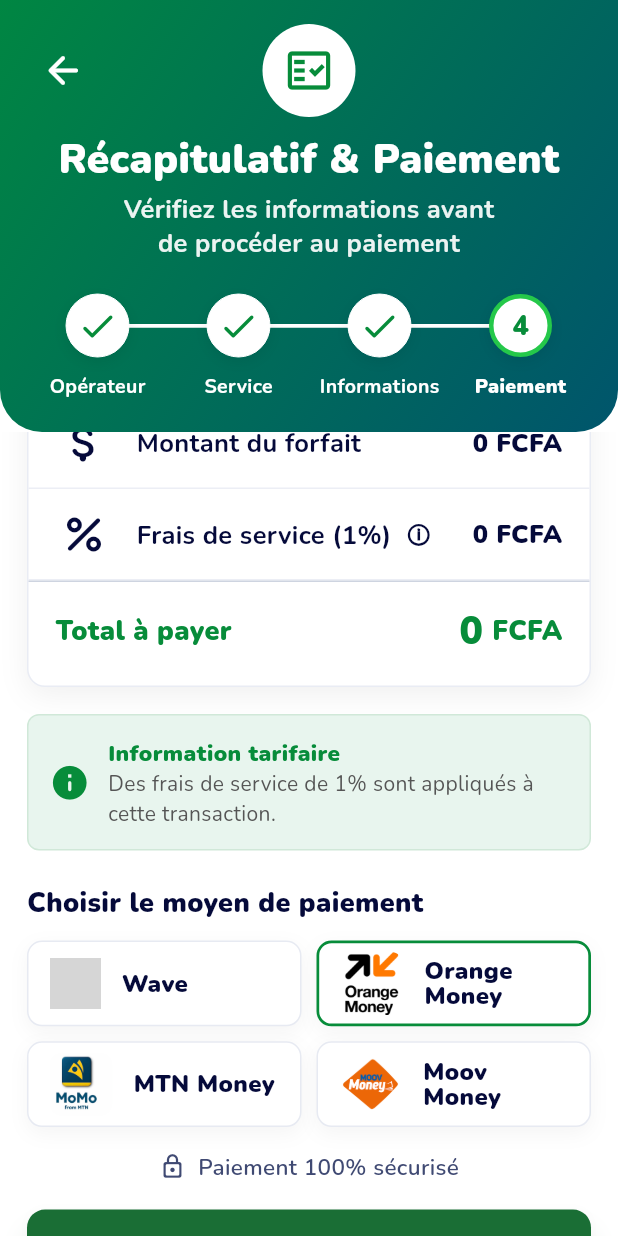
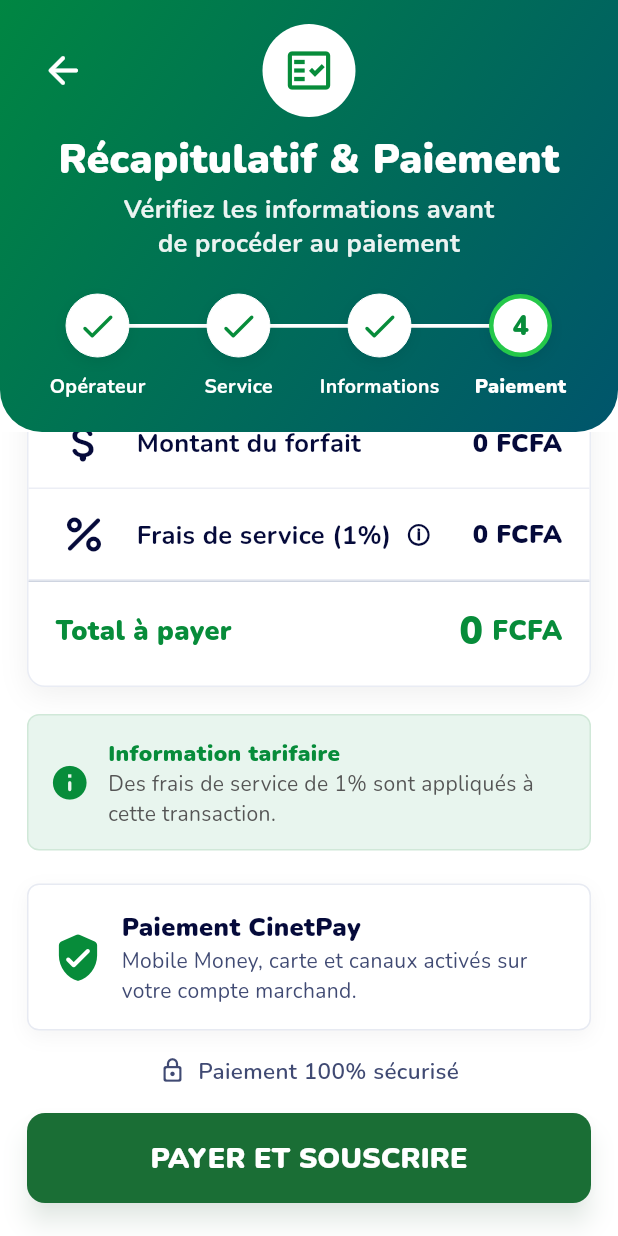
Before and after one commit to Mike2025-ui/Transfer_On_Line, a Flutter app: the Step4PaymentScreen screen opened directly with empty values, scrolled down 290 dp, on a phone screen of 412 x 824 dp. Run offline on Flutter 3.47's test engine with Material 3 defaults, Android fonts, the phone set to English and light mode, and no system bars; our stand-ins replace flutter_animate, google_fonts, shared_preferences; accounts and stored records are empty; grey boxes are pictures that could not be loaded.

Commit message:
deuxieme commit

```diff
--- a/frontend/lib/models/models.dart
+++ b/frontend/lib/models/models.dart
@@ -112,7 +112,7 @@
       operation: 'Souscription pour moi',
       phone: '0701234567',
       amount: 1000,
-      paymentMethod: 'Orange Money',
+      paymentMethod: 'CinetPay',
       date: DateTime.now().subtract(const Duration(hours: 2)),
       status: 'ok'),
   Transaction(
@@ -122,7 +122,7 @@
       operation: 'Souscription pour moi',
       phone: '0701234567',
       amount: 2000,
-      paymentMethod: 'MTN Money',
+      paymentMethod: 'CinetPay',
       date: DateTime.now().subtract(const Duration(days: 1)),
       status: 'ok'),
   Transaction(
@@ -132,7 +132,7 @@
       operation: 'Transfert pour moi',
       phone: '0705678901',
       amount: 500,
-      paymentMethod: 'Wave',
+      paymentMethod: 'CinetPay',
       date: DateTime.now().subtract(const Duration(days: 2)),
       status: 'ok'),
   Transaction(
@@ -142,7 +142,7 @@
       operation: 'Souscription pour moi',
       phone: '0701234567',
       amount: 5000,
-      paymentMethod: 'Moov Money',
+      paymentMethod: 'CinetPay',
       date: DateTime.now().subtract(const Duration(days: 3)),
       status: 'fail'),
   Transaction(
@@ -152,7 +152,7 @@
       operation: 'Transfert pour un tiers',
       phone: '0709876543',
       amount: 1000,
-      paymentMethod: 'Orange Money',
+      paymentMethod: 'CinetPay',
       date: DateTime.now().subtract(const Duration(days: 4)),
       status: 'ok'),
   Transaction(
@@ -162,7 +162,7 @@
       operation: 'Souscription pour un tiers',
       phone: '0701234567',
       amount: 2000,
-      paymentMethod: 'Wave',
+      paymentMethod: 'CinetPay',
       date: DateTime.now().subtract(const Duration(days: 5)),
       status: 'ok'),
 ];
--- a/frontend/lib/screens/history_screen.dart
+++ b/frontend/lib/screens/history_screen.dart
@@ -616,7 +616,7 @@
                       AppColors.primary),
                   _row('📞', 'Numéro', '0701234567', null),
                   _row('💲', 'Montant', '1000 FCFA', null),
-                  _row('💳', 'Moyen de paiement', 'Orange Money',
+                  _row('💳', 'Moyen de paiement', 'CinetPay',
                       AppColors.orange),
                   _row('📅', 'Date', n.time, null),
                   _row('🛡️', 'Statut', isOk ? 'Réussie' : 'Échouée',
--- a/frontend/lib/screens/notifications_screen.dart
+++ b/frontend/lib/screens/notifications_screen.dart
@@ -495,7 +495,7 @@
                   _infoRow(
                       Icons.account_balance_wallet_outlined,
                       'Moyen de paiement',
-                      _value(notification.paymentMethod, 'Orange Money'),
+                      _value(notification.paymentMethod, 'CinetPay'),
                       AppColors.orange),
                   _infoRow(
                       Icons.event_available_outlined,
--- a/frontend/lib/screens/step4_payment.dart
+++ b/frontend/lib/screens/step4_payment.dart
@@ -1,5 +1,6 @@
 import 'package:flutter/material.dart';
 import 'package:google_fonts/google_fonts.dart';
+import 'package:url_launcher/url_launcher.dart';
 import '../theme/app_theme.dart';
 import '../models/models.dart';
 import '../services/backend_api_service.dart';
@@ -32,23 +33,28 @@
 
 class _Step4PaymentScreenState extends State<Step4PaymentScreen> {
   final BackendApiService _api = BackendApiService();
-  String _paymentMethod = 'Orange Money';
   bool _loading = false;
 
   int get _fee => (widget.amount * 0.01).round();
   int get _total => widget.amount + _fee;
 
-  final payMethods = const [
-    {'name': 'Wave', 'image': 'assets/images/wave.jpg'},
-    {'name': 'Orange Money', 'image': 'assets/images/Orange-Money-logo.png'},
-    {'name': 'MTN Money', 'image': 'assets/images/mtn_money.jpg'},
-    {'name': 'Moov Money', 'image': 'assets/images/moov_money_ci.png'},
-  ];
-
   String _operatorLogo(String operator) {
     if (operator == 'MTN') return 'assets/images/mtn.jpg';
     if (operator == 'Moov') return 'assets/images/moov.jpeg';
     return 'assets/images/Orange_logo.png';
+  }
+
+  String _formatTime(DateTime date) {
+    final h = date.hour.toString().padLeft(2, '0');
+    final m = date.minute.toString().padLeft(2, '0');
+    return '$h:$m';
+  }
+
+  String _formatDate(DateTime date) {
+    final d = date.day.toString().padLeft(2, '0');
+    final m = date.month.toString().padLeft(2, '0');
+    final y = date.year.toString();
+    return '$d/$m/$y';
   }
 
   @override
@@ -198,24 +204,7 @@
                     ),
                   ),
                   const SizedBox(height: 22),
-                  Text(
-                    'Choisir le moyen de paiement',
-                    style: GoogleFonts.nunito(
-                      fontSize: 18,
-                      fontWeight: FontWeight.w900,
-                      color: AppColors.textPrimary,
-                    ),
-                  ),
-                  const SizedBox(height: 12),
-                  GridView.count(
-                    crossAxisCount: 2,
-                    shrinkWrap: true,
-                    physics: const NeverScrollableScrollPhysics(),
-                    crossAxisSpacing: 10,
-                    mainAxisSpacing: 10,
-                    childAspectRatio: 3.2,
-                    children: payMethods.map(_paymentTile).toList(),
-                  ),
+                  _cinetPayPanel(),
                   const SizedBox(height: 16),
                   Row(
                     mainAxisAlignment: MainAxisAlignment.center,
@@ -235,7 +224,7 @@
                   ),
                   const SizedBox(height: 18),
                   TolButton(
-                    label: isTransfer ? 'TRANSFÉRER' : 'SOUSCRIRE',
+                    label: isTransfer ? 'PAYER ET TRANSFÉRER' : 'PAYER ET SOUSCRIRE',
                     loading: _loading,
                     onTap: _confirm,
                   ),
@@ -282,19 +271,12 @@
     );
   }
 
-  Widget _paymentTile(Map<String, String> method) {
-    final selected = _paymentMethod == method['name'];
-    return GestureDetector(
-      onTap: () => setState(() => _paymentMethod = method['name']!),
-      child: Container(
-        padding: const EdgeInsets.symmetric(horizontal: 14),
+  Widget _cinetPayPanel() => Container(
+        padding: const EdgeInsets.all(16),
         decoration: BoxDecoration(
           color: Colors.white,
-          borderRadius: BorderRadius.circular(10),
-          border: Border.all(
-            color: selected ? AppColors.success : const Color(0xFFE7EAF2),
-            width: selected ? 1.8 : 1,
-          ),
+          borderRadius: BorderRadius.circular(8),
+          border: Border.all(color: const Color(0xFFE7EAF2)),
           boxShadow: [
             BoxShadow(
               color: Colors.black.withValues(alpha: 0.04),
@@ -305,66 +287,72 @@
         ),
         child: Row(
           children: [
-            ClipRRect(
-              borderRadius: BorderRadius.circular(8),
-              child: Image.asset(
-                method['image']!,
-                width: 42,
-                height: 42,
-                fit: BoxFit.cover,
-                errorBuilder: (_, __, ___) =>
-                    const Icon(Icons.payments_rounded, size: 34),
-              ),
-            ),
-            const SizedBox(width: 14),
+            const Icon(Icons.verified_user_rounded, color: AppColors.success, size: 34),
+            const SizedBox(width: 12),
             Expanded(
-              child: Text(
-                method['name']!,
-                maxLines: 2,
+              child: Column(
+                crossAxisAlignment: CrossAxisAlignment.start,
+                children: [
+                  Text(
+                    'Paiement CinetPay',
                     style: GoogleFonts.nunito(
-                  fontSize: 16,
-                  height: 1.05,
+                      fontSize: 17,
                       fontWeight: FontWeight.w900,
                       color: AppColors.textPrimary,
                     ),
                   ),
+                  Text(
+                    'Mobile Money, carte et canaux activés sur votre compte marchand.',
+                    style: GoogleFonts.nunito(fontSize: 14, color: AppColors.textSecondary),
                   ),
                 ],
               ),
             ),
+          ],
+        ),
       );
-  }
 
   Future<void> _confirm() async {
     setState(() => _loading = true);
-    await Future.delayed(const Duration(milliseconds: 700));
+    try {
       final result = await _confirmServer();
+      if (result.checkoutUrl.isEmpty) {
+        throw Exception('URL de paiement CinetPay indisponible');
+      }
+      final launched = await launchUrl(
+        Uri.parse(result.checkoutUrl),
+        mode: LaunchMode.externalApplication,
+      );
+      if (!launched) {
+        throw Exception('Impossible d’ouvrir CinetPay');
+      }
       final now = DateTime.now();
-    final fallbackId =
-        'TRX-2025-${(now.millisecondsSinceEpoch % 1000000).toString().padLeft(6, '0')}';
-    final txId = result.reference.isEmpty ? fallbackId : result.reference;
-    final status = result.isSuccess ? 'ok' : 'fail';
       final transaction = Transaction(
-      id: txId,
+        id: result.reference,
         operator: widget.operator,
         service: widget.service,
         operation: widget.operation,
         phone: widget.phone,
         amount: widget.amount,
-      paymentMethod: _paymentMethod,
+        paymentMethod: 'CinetPay',
         date: now,
-      status: status,
+        status: 'pending',
       );
-    final notification = _buildNotification(transaction);
       widget.onTransactionAdded(transaction);
-    widget.onNotificationAdded(notification);
+      widget.onNotificationAdded(_buildNotification(transaction));
       if (!mounted) return;
-    setState(() => _loading = false);
       Navigator.push(
         context,
-      MaterialPageRoute(
-          builder: (_) => SuccessScreen(transaction: transaction)),
+        MaterialPageRoute(builder: (_) => SuccessScreen(transaction: transaction)),
       );
+    } catch (error) {
+      if (!mounted) return;
+      ScaffoldMessenger.of(context).showSnackBar(
+        SnackBar(content: Text(error.toString().replaceFirst('Exception: ', ''))),
+      );
+    } finally {
+      if (mounted) setState(() => _loading = false);
+    }
   }
 
   Future<BackendTransactionResult> _confirmServer() async {
@@ -375,30 +363,28 @@
         operation: widget.operation,
         phone: widget.phone,
         amount: widget.amount,
-        paymentMethod: _paymentMethod,
       );
     } catch (_) {
-      final now = DateTime.now();
-      final fallbackReference =
-          'TRX-2025-${(now.millisecondsSinceEpoch % 1000000).toString().padLeft(6, '0')}';
-      return BackendTransactionResult(
-          reference: fallbackReference, status: 'success');
+      rethrow;
     }
   }
 
   AppNotification _buildNotification(Transaction transaction) {
     final success = transaction.status == 'ok';
+    final pending = transaction.status == 'pending';
     final now = DateTime.now();
     return AppNotification(
       title: success
           ? '${transaction.operation} ${transaction.service} réussie'
+          : pending
+              ? 'Paiement CinetPay en attente'
               : '${transaction.operation} ${transaction.service} échouée',
       message:
           'Numéro : ${transaction.phone}\nMontant : ${transaction.amount} FCFA\nFrais : ${transaction.fee} FCFA\nTotal débité : ${transaction.total} FCFA\nMoyen de paiement : ${transaction.paymentMethod}',
       time: 'Aujourd\'hui · ${_formatTime(now)}',
       read: false,
-      icon: success ? '✅' : '❌',
-      type: success ? 'success' : 'error',
+      icon: success ? 'success' : pending ? 'info' : 'error',
+      type: success ? 'success' : pending ? 'info' : 'error',
       reference: transaction.id,
       operator: transaction.operator,
       service: transaction.service,
@@ -413,18 +399,6 @@
     );
   }
 
-  String _formatTime(DateTime date) {
-    final h = date.hour.toString().padLeft(2, '0');
-    final m = date.minute.toString().padLeft(2, '0');
-    return '$h:$m';
-  }
-
-  String _formatDate(DateTime date) {
-    final d = date.day.toString().padLeft(2, '0');
-    final m = date.month.toString().padLeft(2, '0');
-    final y = date.year.toString();
-    return '$d/$m/$y';
-  }
 }
 
 class SuccessScreen extends StatelessWidget {
@@ -441,10 +415,24 @@
     return 'assets/images/Orange_logo.png';
   }
 
+  String _formatTime(DateTime date) {
+    final h = date.hour.toString().padLeft(2, '0');
+    final m = date.minute.toString().padLeft(2, '0');
+    return '$h:$m';
+  }
+
+  String _formatDate(DateTime date) {
+    final d = date.day.toString().padLeft(2, '0');
+    final m = date.month.toString().padLeft(2, '0');
+    final y = date.year.toString();
+    return '$d/$m/$y';
+  }
+
   @override
   Widget build(BuildContext context) {
     final t = transaction;
     final isSuccess = t.status == 'ok';
+    final isPending = t.status == 'pending';
     return Scaffold(
       backgroundColor: Colors.white,
       appBar: AppBar(
@@ -454,8 +442,8 @@
         centerTitle: true,
         leading: IconButton(
           icon: Icon(
-            isSuccess ? Icons.arrow_back_rounded : Icons.close_rounded,
-            color: isSuccess ? AppColors.success : AppColors.red,
+            isSuccess || isPending ? Icons.arrow_back_rounded : Icons.close_rounded,
+            color: isSuccess || isPending ? AppColors.success : AppColors.red,
             size: 30,
           ),
           onPressed: () => Navigator.pop(context),
@@ -477,10 +465,10 @@
               width: double.infinity,
               padding: const EdgeInsets.symmetric(vertical: 24, horizontal: 12),
               decoration: BoxDecoration(
-                color: isSuccess ? AppColors.primaryLight : AppColors.redLight,
+                color: isSuccess || isPending ? AppColors.primaryLight : AppColors.redLight,
                 borderRadius: BorderRadius.circular(10),
                 border: Border.all(
-                    color: isSuccess
+                    color: isSuccess || isPending
                         ? const Color(0xFFC5E7CE)
                         : const Color(0xFFF5C2C2)),
               ),
@@ -490,28 +478,30 @@
                     width: 64,
                     height: 64,
                     decoration: BoxDecoration(
-                      color: isSuccess ? AppColors.success : AppColors.red,
+                      color: isSuccess || isPending ? AppColors.success : AppColors.red,
                       shape: BoxShape.circle,
                     ),
                     child: Icon(
-                      isSuccess ? Icons.check_rounded : Icons.close_rounded,
+                      isSuccess ? Icons.check_rounded : isPending ? Icons.hourglass_top_rounded : Icons.close_rounded,
                       color: Colors.white,
                       size: 42,
                     ),
                   ),
                   const SizedBox(height: 14),
                   Text(
-                    isSuccess ? 'Transaction réussie' : 'Transaction échouée',
+                    isSuccess ? 'Transaction réussie' : isPending ? 'Paiement en attente' : 'Transaction échouée',
                     style: GoogleFonts.nunito(
                       fontSize: 22,
                       fontWeight: FontWeight.w900,
-                      color: isSuccess ? AppColors.success : AppColors.red,
+                      color: isSuccess || isPending ? AppColors.success : AppColors.red,
                     ),
                   ),
                   const SizedBox(height: 5),
                   Text(
                     isSuccess
                         ? 'Votre opération a été effectuée avec succès'
+                        : isPending
+                            ? 'Finalisez le paiement CinetPay. La Gateway Android exécutera ensuite l’opération.'
                             : 'Une erreur est survenue lors du paiement. Vérifiez votre solde ou réessayez.',
                     style: GoogleFonts.nunito(
                       fontSize: 16,
@@ -586,19 +576,19 @@
                       const Icon(Icons.event_available_outlined,
                           color: AppColors.success, size: 30),
                       'Date',
-                      '24/07/2025',
+                      _formatDate(t.date),
                       AppColors.textPrimary),
                   _detailRow(
                       const Icon(Icons.access_time_rounded,
                           color: AppColors.success, size: 30),
                       'Heure',
-                      '10:45',
+                      _formatTime(t.date),
                       AppColors.textPrimary),
                   _detailRow(
                       const Icon(Icons.verified_user_outlined,
                           color: AppColors.success, size: 30),
                       'Statut',
-                      'Réussie',
+                      isSuccess ? 'Réussie' : isPending ? 'En attente' : 'Échouée',
                       AppColors.success,
                       last: true),
                 ],
@@ -631,7 +621,9 @@
                                 fontWeight: FontWeight.w900,
                                 color: AppColors.textPrimary)),
                         Text(
-                          'Votre forfait ${t.service} a été activé avec succès.\n\nMontant du forfait : ${t.amount} FCFA\nFrais de service : ${t.fee} FCFA\nTotal débité : ${t.total} FCFA',
+                          isPending
+                              ? 'Votre paiement CinetPay est ouvert. Après confirmation, la Gateway Android traitera automatiquement l’opération.\n\nMontant du forfait : ${t.amount} FCFA\nFrais de service : ${t.fee} FCFA\nTotal à payer : ${t.total} FCFA'
+                              : 'Votre forfait ${t.service} a été activé avec succès.\n\nMontant du forfait : ${t.amount} FCFA\nFrais de service : ${t.fee} FCFA\nTotal débité : ${t.total} FCFA',
                           style: GoogleFonts.nunito(
                             fontSize: 15,
                             height: 1.25,
--- a/frontend/lib/services/backend_api_service.dart
+++ b/frontend/lib/services/backend_api_service.dart
@@ -6,17 +6,27 @@
   const BackendTransactionResult({
     required this.reference,
     required this.status,
+    required this.checkoutUrl,
+    required this.paymentReference,
+    required this.paymentStatus,
   });
 
   final String reference;
   final String status;
+  final String checkoutUrl;
+  final String paymentReference;
+  final String paymentStatus;
 
-  bool get isSuccess => status == 'success' || status == 'pending';
+  bool get isSuccess => status == 'success';
+  bool get isPending => status == 'pending' || paymentStatus == 'pending';
 
   factory BackendTransactionResult.fromJson(Map<String, dynamic> json) {
     return BackendTransactionResult(
       reference: json['reference'] as String? ?? '',
       status: json['status'] as String? ?? 'pending',
+      checkoutUrl: json['checkout_url'] as String? ?? '',
+      paymentReference: json['payment_reference'] as String? ?? '',
+      paymentStatus: json['payment_status'] as String? ?? 'pending',
     );
   }
 }
@@ -24,7 +34,7 @@
 class BackendApiService {
   static const String baseUrl = String.fromEnvironment(
     'TOL_API_BASE_URL',
-    defaultValue: 'http://192.168.43.98:8000/api',
+    defaultValue: 'http://127.0.0.1:8000/api',
   );
 
   Future<BackendTransactionResult> createTransaction({
@@ -33,7 +43,6 @@
     required String operation,
     required String phone,
     required int amount,
-    required String paymentMethod,
   }) async {
     final response = await http.post(
       Uri.parse('$baseUrl/transactions/execute/'),
@@ -48,7 +57,7 @@
         'phone': phone,
         'recipient_phone': phone,
         'amount': amount,
-        'payment_method': paymentMethod,
+        'payment_method': 'cinetpay',
       }),
     );
 
@@ -57,6 +66,11 @@
         jsonDecode(response.body) as Map<String, dynamic>,
       );
     }
-    throw Exception('Backend indisponible (${response.statusCode})');
+    String detail = 'Backend indisponible (${response.statusCode})';
+    try {
+      final decoded = jsonDecode(response.body) as Map<String, dynamic>;
+      detail = decoded['error'] as String? ?? detail;
+    } catch (_) {}
+    throw Exception(detail);
   }
 }
--- a/frontend/pubspec.yaml
+++ b/frontend/pubspec.yaml
@@ -15,6 +15,7 @@
   intl: ^0.20.2
   shared_preferences: ^2.2.2
   http: ^1.6.0
+  url_launcher: ^6.3.1
 
 dev_dependencies:
   flutter_test:
```
Also changed, not shown: frontend/pubspec.lock, 6 other files. Lines whose indentation alone changed are shown as unchanged.
